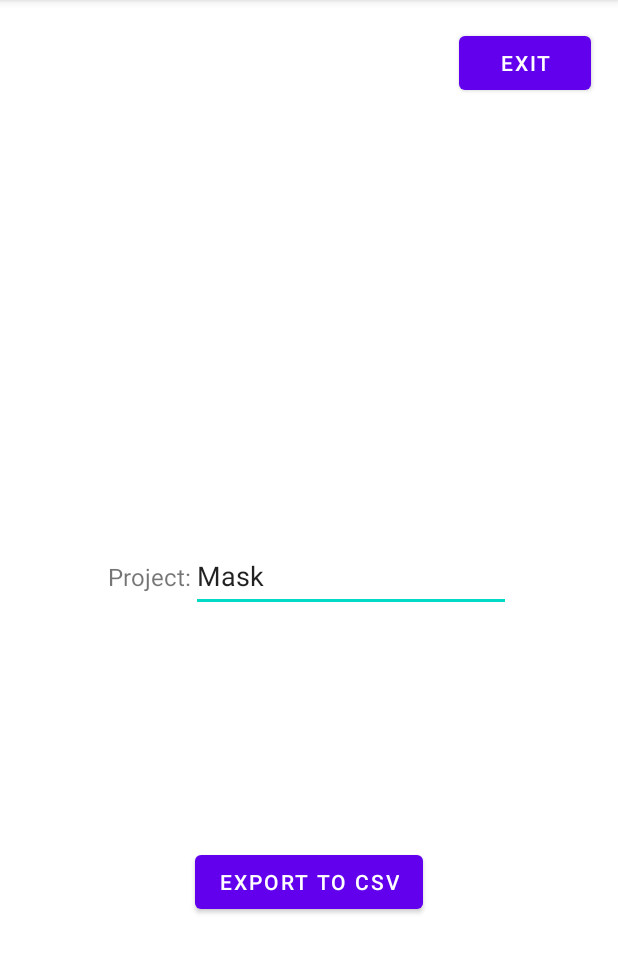
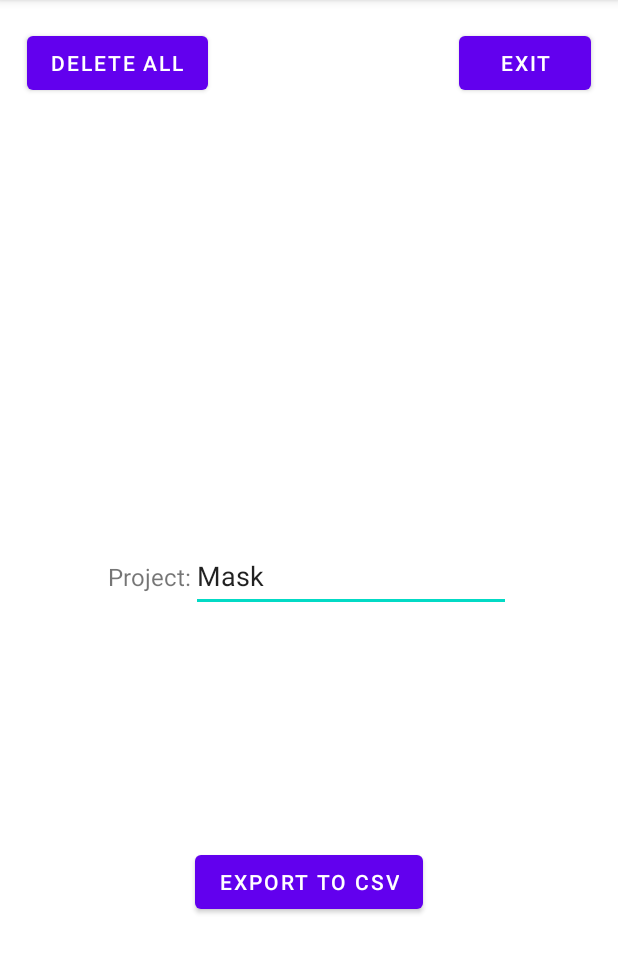
Before and after one commit to natekrall/FerrisLabsTest, an Android app: the ExportData screen opened directly, with no data from a screen before it, on a phone screen of 412 x 824 dp, the part 84-1057 px from its top. Run offline under Robolectric (Android 15) with nearby library versions, the phone set to English and light mode, and no system bars.

Commit message:
need to fix delete all and export data

```diff
--- a/app/build.gradle
+++ b/app/build.gradle
@@ -36,6 +36,7 @@ android {
 
 dependencies {
 
+
     implementation 'androidx.core:core-ktx:1.6.0'
     implementation 'androidx.appcompat:appcompat:1.3.1'
     implementation 'com.google.android.material:material:1.4.0'
@@ -60,8 +61,10 @@ dependencies {
     implementation "androidx.lifecycle:lifecycle-common-java8:2.3.1"
     implementation "androidx.lifecycle:lifecycle-viewmodel-ktx:2.3.1"
 
+
     // Kotlin components
     implementation "org.jetbrains.kotlin:kotlin-stdlib-jdk7:1.5.30"
     api "org.jetbrains.kotlinx:kotlinx-coroutines-core:1.5.0"
     api "org.jetbrains.kotlinx:kotlinx-coroutines-android:1.4.1"
+
 }
--- a/app/src/main/AndroidManifest.xml
+++ b/app/src/main/AndroidManifest.xml
@@ -3,6 +3,7 @@
     package="com.example.test" >
 
     <uses-permission android:name="android.permission.INTERNET" />
+    <uses-permission android:name="android.permission.WRITE_EXTERNAL_STORAGE"/>
 
     <application
         android:allowBackup="true"
--- a/app/src/main/res/layout/activity_display_results.xml
+++ b/app/src/main/res/layout/activity_display_results.xml
@@ -17,8 +17,10 @@
 
             <TextView
                 android:id="@+id/results"
+                android:layout_width="78dp"
                 android:layout_height="wrap_content"
                 android:layout_gravity="center|center_horizontal"
+                android:textAlignment="center"
                 android:layout_weight="1"
                 android:text="@string/results" />
         </TableRow>
--- a/app/src/main/res/layout/activity_export_data.xml
+++ b/app/src/main/res/layout/activity_export_data.xml
@@ -57,5 +57,15 @@
             android:text="@string/query_project" />
     </LinearLayout>
 
+    <Button
+        android:id="@+id/deleteData"
+        android:layout_width="wrap_content"
+        android:layout_height="wrap_content"
+        android:layout_marginStart="18dp"
+        android:layout_marginTop="18dp"
+        android:text="@string/delete_all"
+        app:layout_constraintStart_toStartOf="parent"
+        app:layout_constraintTop_toTopOf="parent" />
+
 
 </androidx.constraintlayout.widget.ConstraintLayout>
--- a/app/src/main/res/values/strings.xml
+++ b/app/src/main/res/values/strings.xml
@@ -23,4 +23,5 @@
     <string name="participantIndicator">Participant:</string>
     <string name="trialIndicator">Trial:</string>
     <string name="projectIndicator">Project:</string>
+    <string name="delete_all">Delete All</string>
 </resources>
```
Also changed, not shown: app/src/main/java/com/example/test/DisplayResultsActivity.kt (+1 -0 lines), app/src/main/java/com/example/test/DisplayTestActivity.kt (+1 -0 lines), app/src/main/java/com/example/test/ExportData.kt (+55 -11 lines), app/src/main/java/com/example/test/MainActivity.kt (+1 -0 lines), app/src/main/java/com/example/test/data/ParticipantDao.kt (+12 -0 lines), app/src/main/java/com/example/test/data/ParticipantRepository.kt (+10 -0 lines), app/src/main/java/com/example/test/data/ParticipantViewModel.kt (+15 -4 lines).
